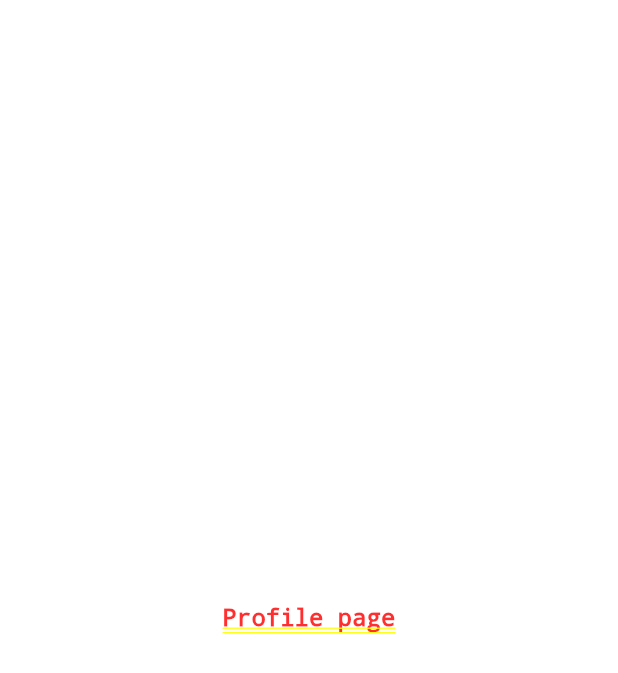
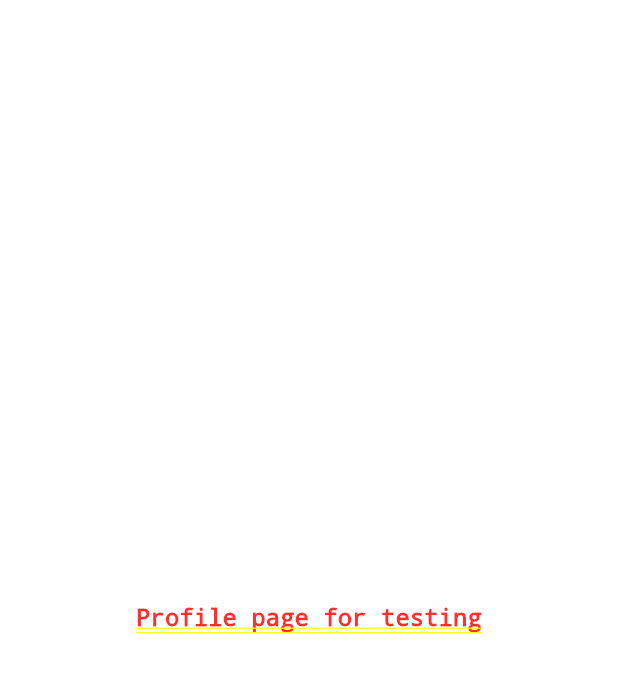
Before and after one commit to RazM10/Flutter-Basic, a Flutter app: the screen it shows after launch, on a phone screen of 412 x 824 dp. Shown: the top 673 px of the screen. Run offline on Flutter 3.47's test engine with Material 2 defaults, Android fonts, the phone set to English and light mode, and no system bars.

Commit message:
profile text changed

```diff
--- a/lib/example/profile_view/screens/profile_page.dart
+++ b/lib/example/profile_view/screens/profile_page.dart
@@ -4,7 +4,7 @@ class ProfilePage extends StatelessWidget{
   @override
   Widget build(BuildContext context) {
     return Center(
-      child: Text("Profile page", style: TextStyle(fontSize: 16),),
+      child: Text("Profile page for testing", style: TextStyle(fontSize: 16),),
     );
   }
 }
```
